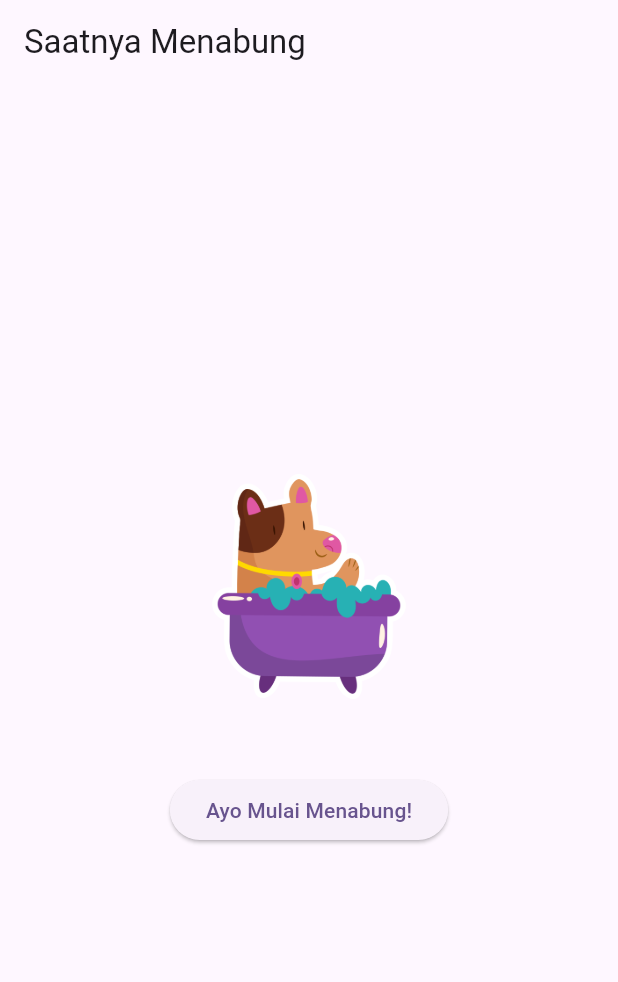
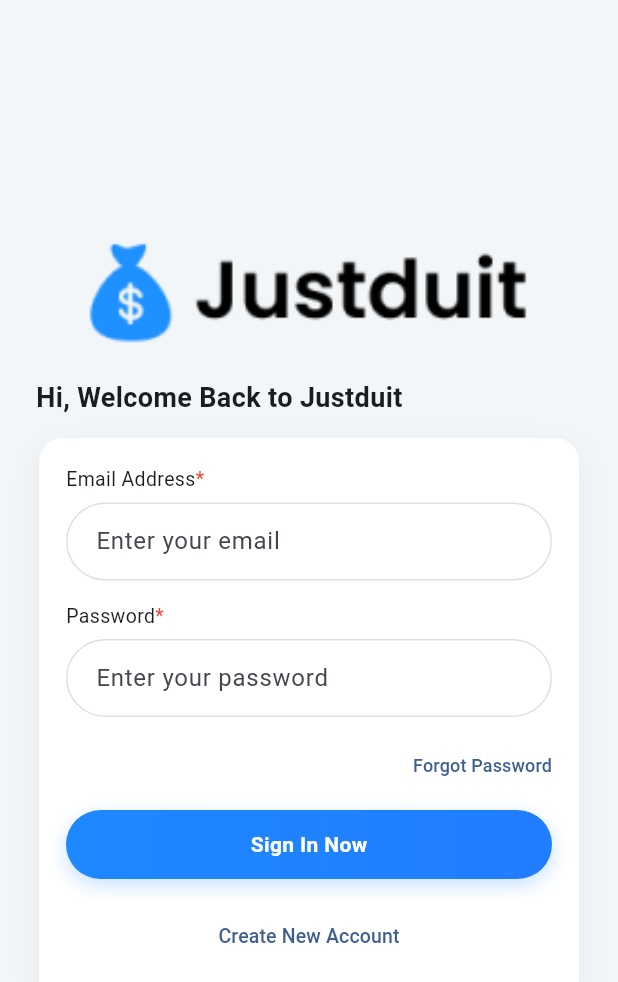
Before and after one commit to applepiren/prak-mobilelanjutt-2377051007, a Flutter app: the screen it shows after launch, on a phone screen of 412 x 824 dp. Shown: the top 982 px of the screen. Run offline on Flutter 3.47's test engine with Material 3 defaults, Android fonts, the phone set to English and light mode, and no system bars.

Commit message:
hasil tampilan login

```diff
--- a/lib/main.dart
+++ b/lib/main.dart
@@ -1,23 +1,48 @@
 import 'package:flutter/material.dart';
-// import 'package:myapp/column_widget.dart';
-import 'package:myapp/basic_widget.dart';
-void main() {
-  runApp(const MyApp());
-}
-class MyApp extends StatelessWidget {
-  const MyApp({super.key});
+import 'package:myapp/screens/login_screen.dart';
+import 'package:myapp/screens/signup_screen.dart';
+void main() => runApp(const JustduitApp());
+
+class JustduitApp extends StatelessWidget {
+  const JustduitApp({super.key});
+
   @override
-
   Widget build(BuildContext context) {
     return MaterialApp(
-      title: 'Praktikum Mobile Lanjut',
+      debugShowCheckedModeBanner: false,
+      title: 'Justduit',
       theme: ThemeData(
-        colorScheme: ColorScheme.fromSeed(seedColor: Colors.deepPurple),
+        scaffoldBackgroundColor: const Color(0xFFF3F6F8),
         useMaterial3: true,
+        colorScheme: ColorScheme.fromSeed(
+          seedColor: const Color(0xFF1E88FF),
+        ),
+        inputDecorationTheme: InputDecorationTheme(
+          isDense: true,
+          filled: true,
+          fillColor: Colors.white,
+          contentPadding:
+              const EdgeInsets.symmetric(horizontal: 16, vertical: 14),
+          border: OutlineInputBorder(
+            borderRadius: BorderRadius.circular(28),
+            borderSide: const BorderSide(color: Color(0xFFE0E0E0)),
+          ),
+          enabledBorder: OutlineInputBorder(
+            borderRadius: BorderRadius.circular(28),
+            borderSide: const BorderSide(color: Color(0xFFE0E0E0)),
+          ),
+          focusedBorder: OutlineInputBorder(
+            borderRadius: BorderRadius.circular(28),
+            borderSide: const BorderSide(color: Color(0xFF1E88FF)),
+          ),
+        ),
       ),
-      home: const RowWidget(),
+      initialRoute: LoginScreen.route,
+      routes: {
+        '/': (_) => const LoginScreen(),
+        LoginScreen.route: (_) => const LoginScreen(),
+        SignupScreen.route: (_) => const SignupScreen(),
+      },
     );
-
   }
-
 }
--- /dev/null
+++ b/lib/screens/login_screen.dart
@@ -0,0 +1,178 @@
+import 'package:flutter/material.dart';
+import 'signup_screen.dart';
+
+class LoginScreen extends StatefulWidget {
+  static const route = '/signin';
+  const LoginScreen({super.key});
+
+  @override
+  State<LoginScreen> createState() => _LoginScreenState();
+}
+
+class _LoginScreenState extends State<LoginScreen> {
+  final _email = TextEditingController();
+  final _pass = TextEditingController();
+
+  @override
+  void dispose() {
+    _email.dispose();
+    _pass.dispose();
+    super.dispose();
+  }
+
+  @override
+  Widget build(BuildContext context) {
+    // komponen kecil buat label + tanda *
+    Widget requiredLabel(String text) => Row(
+          children: [
+            Text(text, style: const TextStyle(fontSize: 13)),
+            const Text('*',
+                style: TextStyle(color: Colors.red, fontSize: 13)),
+          ],
+        );
+
+    // tombol biru dengan gradient (UI-only)
+    Widget primaryButton(String label, VoidCallback onTap) =>
+        GestureDetector(
+          onTap: onTap,
+          child: Container(
+            width: double.infinity,
+            height: 46,
+            alignment: Alignment.center,
+            decoration: BoxDecoration(
+              borderRadius: BorderRadius.circular(28),
+              gradient: const LinearGradient(
+                colors: [Color(0xFF1E88FF), Color(0xFF207DFF)],
+              ),
+              boxShadow: [
+                BoxShadow(
+                  color: const Color(0xFF1E88FF).withOpacity(0.25),
+                  blurRadius: 10,
+                  offset: const Offset(0, 4),
+                ),
+              ],
+            ),
+            child: Text(
+              label,
+              style: const TextStyle(
+                color: Colors.white,
+                fontWeight: FontWeight.w600,
+              ),
+            ),
+          ),
+        );
+
+    return Scaffold(
+      body: SafeArea(
+        child: Center(
+          child: SingleChildScrollView(
+            padding: const EdgeInsets.symmetric(vertical: 24),
+            child: Column(
+              crossAxisAlignment: CrossAxisAlignment.center,
+              children: [
+                // logo
+                Image.asset(
+                  'assets/logo-mola.png',
+                  height: 80,
+                  fit: BoxFit.contain,
+                ),
+                const SizedBox(height: 18),
+
+                // judul
+                const Padding(
+                  padding: EdgeInsets.symmetric(horizontal: 24),
+                  child: Align(
+                    alignment: Alignment.centerLeft,
+                    child: Text(
+                      'Hi, Welcome Back to Justduit',
+                      style: TextStyle(
+                        fontSize: 18,
+                        fontWeight: FontWeight.w700,
+                      ),
+                    ),
+                  ),
+                ),
+                const SizedBox(height: 14),
+
+                // card form
+                Container(
+                  width: 360,
+                  margin: const EdgeInsets.symmetric(horizontal: 20),
+                  padding: const EdgeInsets.fromLTRB(18, 18, 18, 22),
+                  decoration: BoxDecoration(
+                    color: Colors.white,
+                    borderRadius: BorderRadius.circular(16),
+                    boxShadow: [
+                      BoxShadow(
+                        color: Colors.black.withOpacity(0.05),
+                        blurRadius: 16,
+                        offset: const Offset(0, 6),
+                      ),
+                    ],
+                  ),
+                  child: Column(
+                    crossAxisAlignment: CrossAxisAlignment.start,
+                    children: [
+                      requiredLabel('Email Address'),
+                      const SizedBox(height: 6),
+                      TextField(
+                        controller: _email,
+                        keyboardType: TextInputType.emailAddress,
+                        decoration: const InputDecoration(
+                          hintText: 'Enter your email',
+                        ),
+                      ),
+                      const SizedBox(height: 14),
+
+                      requiredLabel('Password'),
+                      const SizedBox(height: 6),
+                      TextField(
+                        controller: _pass,
+                        obscureText: true,
+                        decoration: const InputDecoration(
+                          hintText: 'Enter your password',
+                        ),
+                      ),
+                      const SizedBox(height: 8),
+
+                      Align(
+                        alignment: Alignment.centerRight,
+                        child: TextButton(
+                          style: TextButton.styleFrom(padding: EdgeInsets.zero),
+                          onPressed: () {},
+                          child: const Text(
+                            'Forgot Password',
+                            style: TextStyle(fontSize: 12),
+                          ),
+                        ),
+                      ),
+                      const SizedBox(height: 6),
+
+                      primaryButton('Sign In Now', () {
+                        ScaffoldMessenger.of(context).showSnackBar(
+                          const SnackBar(content: Text('Sign In tapped')),
+                        );
+                      }),
+                      const SizedBox(height: 14),
+
+                      Center(
+                        child: TextButton(
+                          onPressed: () => Navigator.pushNamed(
+                              context, SignupScreen.route),
+                          child: const Text(
+                            'Create New Account',
+                            style: TextStyle(fontSize: 13),
+                          ),
+                        ),
+                      ),
+                    ],
+                  ),
+                ),
+              ],
+            ),
+          ),
+        ),
+      ),
+    );
+  }
+}
--- a/pubspec.yaml
+++ b/pubspec.yaml
@@ -59,7 +59,7 @@ flutter:
 
   # To add assets to your application, add an assets section, like this:
   assets:
-      - assets/images/
+      - assets/logo-mola.png
   #   - images/a_dot_burr.jpeg
   #   - images/a_dot_ham.jpeg
 
```
Also changed, not shown: lib/screens/signup_screen.dart (added, +194 -0 lines), assets/logo-mola.png (added).
